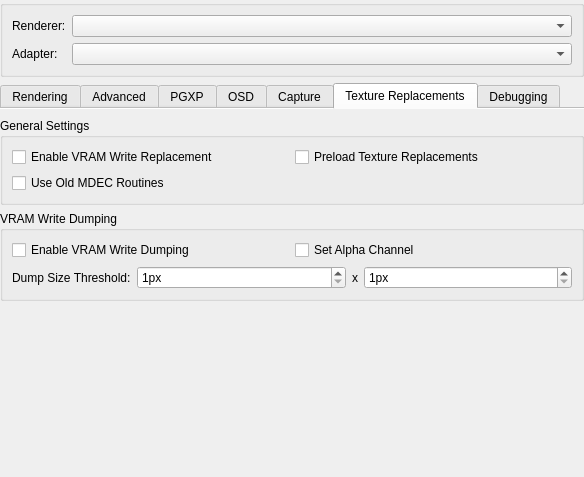
Old version of the form src/duckstation-qt/graphicssettingswidget.ui in the repository anonymous3210/Duckstation-oficiali.
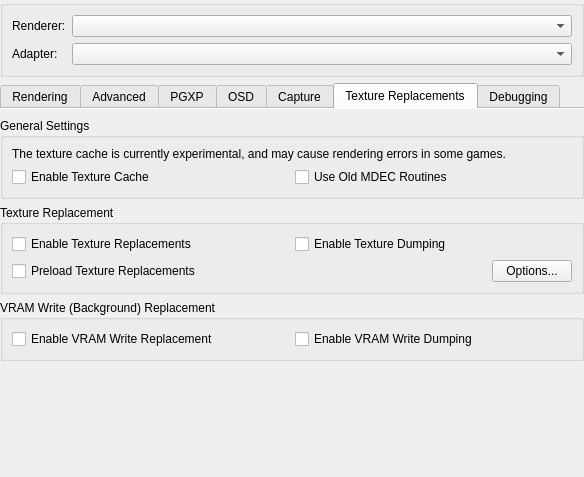
New version of the form. The open tabs and pages were chosen to show the change.

Commit message: GPU: Add hardware texture cache

The edit to the form file:
```diff
--- a/src/duckstation-qt/graphicssettingswidget.ui
+++ b/src/duckstation-qt/graphicssettingswidget.ui
@@ -1081,34 +1081,94 @@
         <number>0</number>
        </property>
        <item>
-        <widget class="QGroupBox" name="groupBox_5">
+        <widget class="QGroupBox" name="groupBox_12">
          <property name="title">
           <string>General Settings</string>
          </property>
+         <layout class="QGridLayout" name="gridLayout_4">
+          <item row="1" column="0">
+           <widget class="QCheckBox" name="enableTextureCache">
+            <property name="text">
+             <string>Enable Texture Cache</string>
+            </property>
+           </widget>
+          </item>
+          <item row="0" column="0" colspan="2">
+           <widget class="QLabel" name="label_4">
+            <property name="text">
+             <string>The texture cache is currently experimental, and may cause rendering errors in some games.</string>
+            </property>
+            <property name="wordWrap">
+             <bool>true</bool>
+            </property>
+           </widget>
+          </item>
+          <item row="1" column="1">
+           <widget class="QCheckBox" name="useOldMDECRoutines">
+            <property name="text">
+             <string>Use Old MDEC Routines</string>
+            </property>
+           </widget>
+          </item>
+         </layout>
+        </widget>
+       </item>
+       <item>
+        <widget class="QGroupBox" name="groupBox_5">
+         <property name="title">
+          <string>Texture Replacement</string>
+         </property>
          <layout class="QFormLayout" name="formLayout_8">
           <item row="0" column="0" colspan="2">
-           <layout class="QGridLayout" name="gridLayout_6">
+           <layout class="QGridLayout" name="gridLayout_6" columnstretch="1,1">
             <item row="0" column="0">
-             <widget class="QCheckBox" name="vramWriteReplacement">
+             <widget class="QCheckBox" name="enableTextureReplacements">
               <property name="text">
-               <string>Enable VRAM Write Replacement</string>
+               <string>Enable Texture Replacements</string>
               </property>
              </widget>
             </item>
-            <item row="0" column="1">
+            <item row="1" column="0">
              <widget class="QCheckBox" name="preloadTextureReplacements">
               <property name="text">
                <string>Preload Texture Replacements</string>
               </property>
              </widget>
             </item>
-            <item row="1" column="0">
-             <widget class="QCheckBox" name="useOldMDECRoutines">
+            <item row="0" column="1">
+             <widget class="QCheckBox" name="enableTextureDumping">
               <property name="text">
-               <string>Use Old MDEC Routines</string>
+               <string>Enable Texture Dumping</string>
               </property>
              </widget>
             </item>
+            <item row="2" column="1">
+             <layout class="QHBoxLayout" name="horizontalLayout_4"/>
+            </item>
+            <item row="1" column="1">
+             <layout class="QHBoxLayout" name="horizontalLayout_3">
+              <item>
+               <spacer name="horizontalSpacer_2">
+                <property name="orientation">
+                 <enum>Qt::Orientation::Horizontal</enum>
+                </property>
+                <property name="sizeHint" stdset="0">
+                 <size>
+                  <width>40</width>
+                  <height>20</height>
+                 </size>
+                </property>
+               </spacer>
+              </item>
+              <item>
+               <widget class="QPushButton" name="textureReplacementOptions">
+                <property name="text">
+                 <string>Options...</string>
+                </property>
+               </widget>
+              </item>
+             </layout>
+            </item>
            </layout>
           </item>
          </layout>
@@ -1117,66 +1177,22 @@
        <item>
         <widget class="QGroupBox" name="groupBox_4">
          <property name="title">
-          <string>VRAM Write Dumping</string>
+          <string>VRAM Write (Background) Replacement</string>
          </property>
          <layout class="QFormLayout" name="formLayout_9">
           <item row="0" column="0" colspan="2">
            <layout class="QGridLayout" name="gridLayout_7">
             <item row="0" column="0">
+             <widget class="QCheckBox" name="vramWriteReplacement">
+              <property name="text">
+               <string>Enable VRAM Write Replacement</string>
+              </property>
+             </widget>
+            </item>
+            <item row="0" column="1">
              <widget class="QCheckBox" name="vramWriteDumping">
               <property name="text">
                <string>Enable VRAM Write Dumping</string>
-              </property>
-             </widget>
-            </item>
-            <item row="0" column="1">
-             <widget class="QCheckBox" name="setVRAMWriteAlphaChannel">
-              <property name="text">
-               <string>Set Alpha Channel</string>
-              </property>
-             </widget>
-            </item>
-           </layout>
-          </item>
-          <item row="1" column="0">
-           <widget class="QLabel" name="vramWriteDumpThresholdLabel">
-            <property name="text">
-             <string>Dump Size Threshold:</string>
-            </property>
-           </widget>
-          </item>
-          <item row="1" column="1">
-           <layout class="QHBoxLayout" name="horizontalLayout_6" stretch="1,0,1">
-            <item>
-             <widget class="QSpinBox" name="minDumpedVRAMWriteWidth">
-              <property name="suffix">
-               <string>px</string>
-              </property>
-              <property name="minimum">
-               <number>1</number>
-              </property>
-              <property name="maximum">
-               <number>1024</number>
-              </property>
-             </widget>
-            </item>
-            <item>
-             <widget class="QLabel" name="vramWriteDumpThresholdSeparator">
-              <property name="text">
-               <string>x</string>
-              </property>
-             </widget>
-            </item>
-            <item>
-             <widget class="QSpinBox" name="minDumpedVRAMWriteHeight">
-              <property name="suffix">
-               <string>px</string>
-              </property>
-              <property name="minimum">
-               <number>1</number>
-              </property>
-              <property name="maximum">
-               <number>512</number>
               </property>
              </widget>
             </item>
```
The commit also changes 25 other files.
